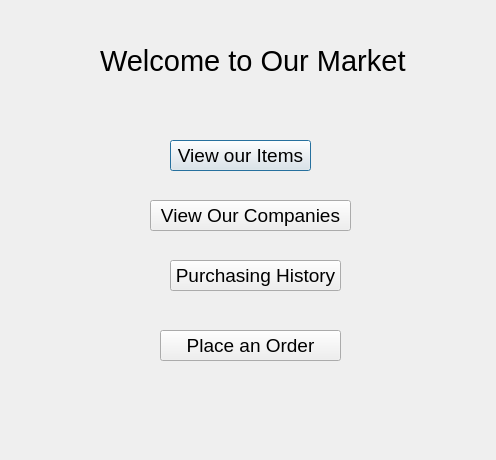
The window that untitled.ui (dannnnny12/projectDB) describes before a commit, drawn with Qt 5.
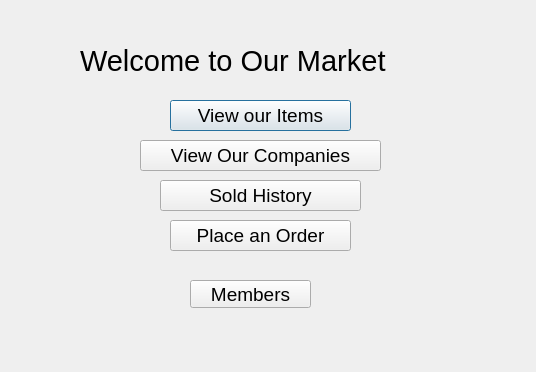
The same window after the commit.

Diff of the .ui file:
```diff
--- a/untitled.ui
+++ b/untitled.ui
@@ -6,8 +6,8 @@
    <rect>
     <x>0</x>
     <y>0</y>
-    <width>496</width>
-    <height>460</height>
+    <width>536</width>
+    <height>372</height>
    </rect>
   </property>
   <property name="windowTitle">
@@ -16,9 +16,9 @@
   <widget class="QLabel" name="welcome">
    <property name="geometry">
     <rect>
-     <x>100</x>
+     <x>80</x>
      <y>20</y>
-     <width>331</width>
+     <width>401</width>
      <height>81</height>
     </rect>
    </property>
@@ -36,8 +36,8 @@
    <property name="geometry">
     <rect>
      <x>170</x>
-     <y>140</y>
-     <width>141</width>
+     <y>100</y>
+     <width>181</width>
      <height>31</height>
     </rect>
    </property>
@@ -54,9 +54,9 @@
   <widget class="QPushButton" name="viewOurCompanies">
    <property name="geometry">
     <rect>
-     <x>150</x>
-     <y>200</y>
-     <width>201</width>
+     <x>140</x>
+     <y>140</y>
+     <width>241</width>
      <height>31</height>
     </rect>
    </property>
@@ -73,27 +73,27 @@
   <widget class="QPushButton" name="pushButton">
    <property name="geometry">
     <rect>
-     <x>170</x>
-     <y>260</y>
-     <width>171</width>
-     <height>31</height>
-    </rect>
-   </property>
-   <property name="font">
-    <font>
-     <family>Arial</family>
-     <pointsize>14</pointsize>
-    </font>
-   </property>
-   <property name="text">
-    <string>Purchasing History</string>
-   </property>
-  </widget>
-  <widget class="QPushButton" name="placeAnOrder">
-   <property name="geometry">
-    <rect>
      <x>160</x>
-     <y>330</y>
+     <y>180</y>
+     <width>201</width>
+     <height>31</height>
+    </rect>
+   </property>
+   <property name="font">
+    <font>
+     <family>Arial</family>
+     <pointsize>14</pointsize>
+    </font>
+   </property>
+   <property name="text">
+    <string>Sold History</string>
+   </property>
+  </widget>
+  <widget class="QPushButton" name="placeAnOrder">
+   <property name="geometry">
+    <rect>
+     <x>170</x>
+     <y>220</y>
      <width>181</width>
      <height>31</height>
     </rect>
@@ -108,6 +108,25 @@
     <string>Place an Order</string>
    </property>
   </widget>
+  <widget class="QPushButton" name="pushButton_2">
+   <property name="geometry">
+    <rect>
+     <x>190</x>
+     <y>280</y>
+     <width>121</width>
+     <height>28</height>
+    </rect>
+   </property>
+   <property name="font">
+    <font>
+     <family>Arial</family>
+     <pointsize>14</pointsize>
+    </font>
+   </property>
+   <property name="text">
+    <string>Members</string>
+   </property>
+  </widget>
  </widget>
  <resources/>
  <connections/>
```
